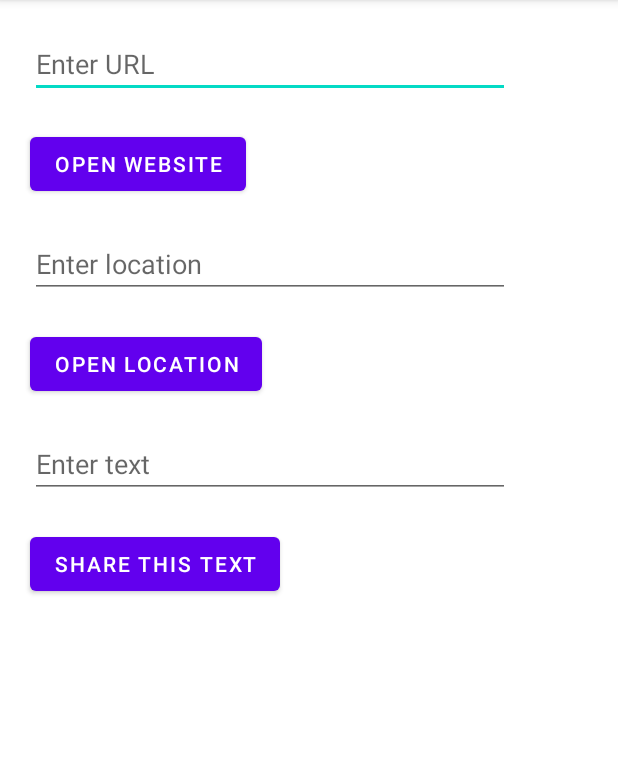
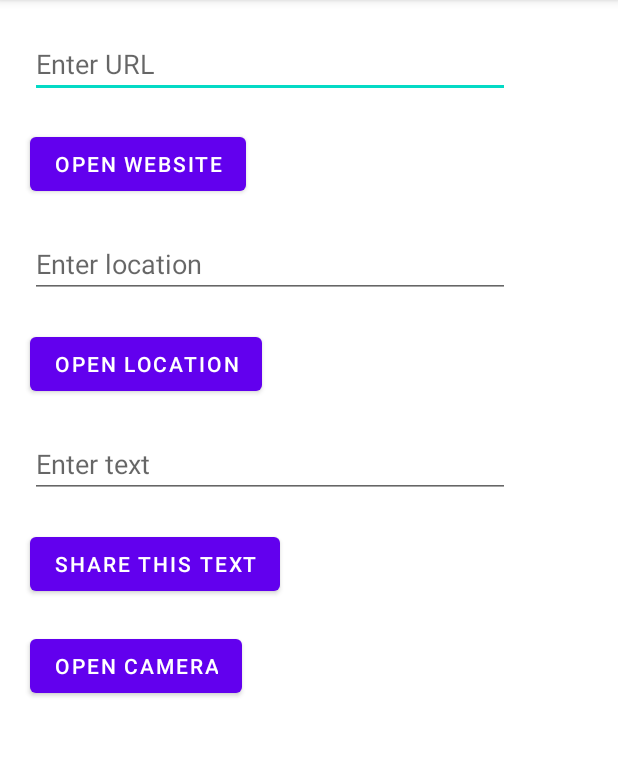
Before and after one commit to allw1n/Implicit_Intents, an Android app: the screen it shows after launch (MainActivity), on a phone screen of 412 x 824 dp, the part 84-841 px from its top. Run offline under Robolectric (Android 15) with nearby library versions, the phone set to English and light mode, and no system bars.

Commit message:
Open Camera

```diff
--- a/app/src/main/java/com/example/implicitintents/MainActivity.java
+++ b/app/src/main/java/com/example/implicitintents/MainActivity.java
@@ -6,6 +6,7 @@ import androidx.core.app.ShareCompat;
 import android.content.Intent;
 import android.net.Uri;
 import android.os.Bundle;
+import android.provider.MediaStore;
 import android.view.View;
 import android.widget.Button;
 import android.widget.EditText;
@@ -26,6 +27,7 @@ public class MainActivity extends AppCompatActivity {
         Button buttonURL = findViewById(R.id.buttonURL);
         Button buttonLocation = findViewById(R.id.buttonLocation);
         Button buttonText = findViewById(R.id.buttonText);
+        Button buttonCamera = findViewById(R.id.buttonCamera);
 
         buttonURL.setOnClickListener(new View.OnClickListener() {
             @Override
@@ -70,5 +72,17 @@ public class MainActivity extends AppCompatActivity {
                         .startChooser();
             }
         });
+
+        buttonCamera.setOnClickListener(new View.OnClickListener() {
+            @Override
+            public void onClick(View view) {
+                Intent intent = new Intent(MediaStore.ACTION_IMAGE_CAPTURE);
+                try {
+                    startActivity(intent);
+                } catch (Exception e) {
+                    Toast.makeText(MainActivity.this, "Not Found", Toast.LENGTH_SHORT).show();
+                }
+            }
+        });
     }
 }
--- a/app/src/main/res/layout/activity_main.xml
+++ b/app/src/main/res/layout/activity_main.xml
@@ -71,4 +71,13 @@
         android:layout_margin="20dp"
         app:layout_constraintStart_toStartOf="parent"
         app:layout_constraintTop_toBottomOf="@+id/editText"/>
+
+    <Button
+        android:id="@+id/buttonCamera"
+        android:layout_width="wrap_content"
+        android:layout_height="wrap_content"
+        android:text="@string/open_camera"
+        android:layout_margin="20dp"
+        app:layout_constraintStart_toStartOf="parent"
+        app:layout_constraintTop_toBottomOf="@+id/buttonText"/>
 </androidx.constraintlayout.widget.ConstraintLayout>
--- a/app/src/main/res/values-night/strings.xml
+++ b/app/src/main/res/values-night/strings.xml
@@ -6,4 +6,5 @@
     <string name="open_location">Open Location</string>
     <string name="share_this_text">Share this text</string>
     <string name="enter_text">Enter text</string>
+    <string name="open_camera">Open Camera</string>
 </resources>
--- a/app/src/main/res/values/strings.xml
+++ b/app/src/main/res/values/strings.xml
@@ -6,4 +6,5 @@
     <string name="open_location">Open Location</string>
     <string name="share_this_text">Share this text</string>
     <string name="enter_text">Enter text</string>
+    <string name="open_camera">Open Camera</string>
 </resources>
```
